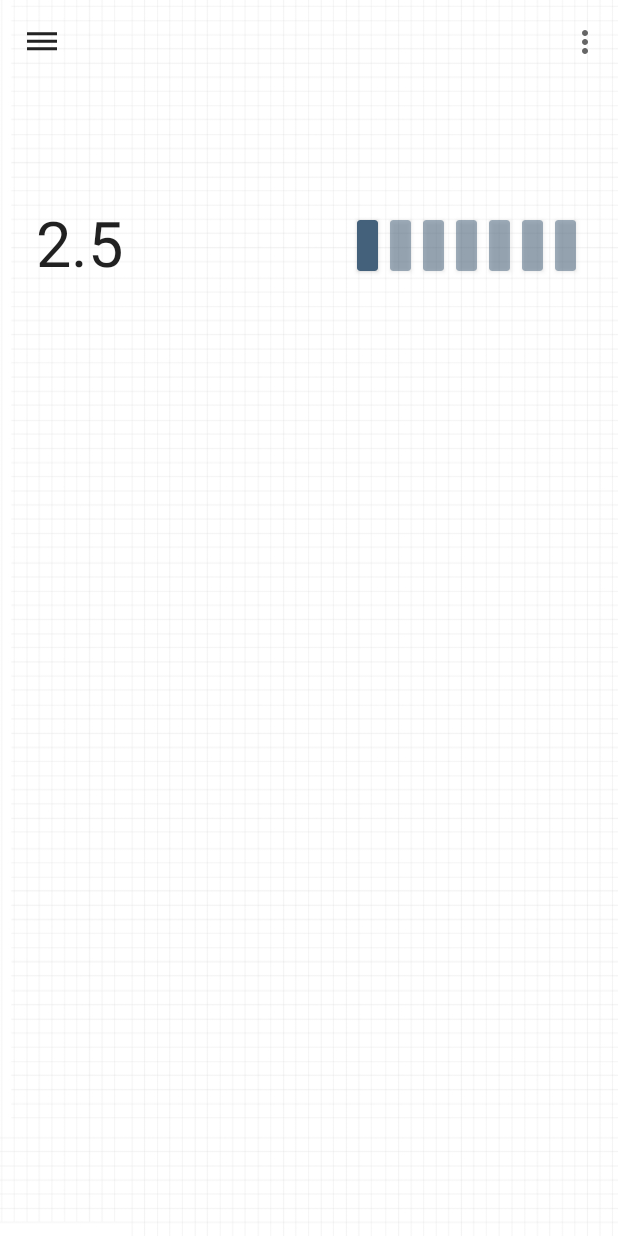
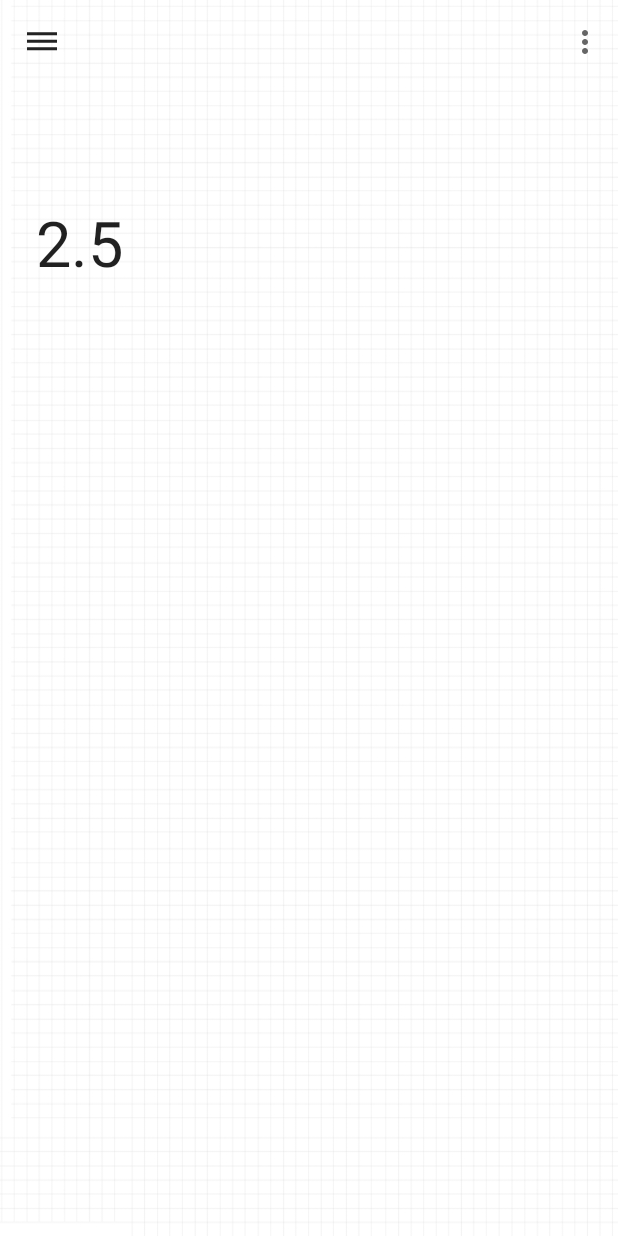
Before and after one commit to InfiniteXyy/simpleHomework-Android, an Android app: the screen it shows after launch (MainActivity), on a phone screen of 412 x 824 dp. Run offline under Robolectric (Android 15) with nearby library versions, the phone set to English and light mode, and no system bars; libraries missing offline, so code that uses them is left out: com.chad.library, com.mikepenz.materialdrawer, io.objectbox, io.objectbox.android; Roboto replaces fonts that are not available here; 14 statements that could not run were skipped.

Commit message:
不增反减 更加清晰了

```diff
--- a/app/src/main/java/com/xyy/simplehomework/MainActivity.java
+++ b/app/src/main/java/com/xyy/simplehomework/MainActivity.java
@@ -1,7 +1,5 @@
 package com.xyy.simplehomework;
 
-import android.animation.Animator;
-import android.animation.AnimatorListenerAdapter;
 import android.content.Intent;
 import android.os.Bundle;
 import android.support.design.widget.AppBarLayout;
@@ -13,7 +11,6 @@ import android.support.v7.widget.Toolbar;
 import android.view.Menu;
 import android.view.MenuItem;
 import android.view.View;
-import android.widget.LinearLayout;
 
 import com.mikepenz.materialdrawer.Drawer;
 import com.mikepenz.materialdrawer.DrawerBuilder;
@@ -35,12 +32,8 @@ import io.objectbox.BoxStore;
 
 public class MainActivity extends AppCompatActivity {
     public DataServer dataServer;
-
+    public TitleSwitcher dayName;
     private Drawer drawer;
-    private DialogHelper addDialog;
-    private LinearLayout status;
-
-    public TitleSwitcher dayName;
     private WeekFragment weekFragment;
     private DayFragment dayFragment;
     private SemesterFragment semesterFragment;
@@ -93,7 +86,6 @@ public class MainActivity extends AppCompatActivity {
 
         // init AppBar
         dayName = new TitleSwitcher(this);
-        status = findViewById(R.id.status);
         AppBarLayout appBarLayout = findViewById(R.id.app_bar);
         appBarLayout.addOnOffsetChangedListener(new AppBarLayout.OnOffsetChangedListener() {
             @Override
@@ -101,7 +93,6 @@ public class MainActivity extends AppCompatActivity {
                 int newAlpha = 255 + verticalOffset;
                 newAlpha = newAlpha < 0 ? 0 : newAlpha;
                 dayName.setAlpha((float) newAlpha / 255);
-                status.setAlpha((float) newAlpha / 255);
             }
         });
 
@@ -127,29 +118,14 @@ public class MainActivity extends AppCompatActivity {
                         switch (position) {
                             case 1:
                                 transaction.show(dayFragment).hide(weekFragment).hide(semesterFragment).commit();
-                                status.setVisibility(View.VISIBLE);
                                 dayName.changeFragmentTitle(TitleSwitcher.DAY);
                                 break;
                             case 2:
                                 transaction.show(weekFragment).hide(dayFragment).hide(semesterFragment).commit();
-                                status.animate().alpha(0.0f).setDuration(200)
-                                        .setListener(new AnimatorListenerAdapter() {
-                                            @Override
-                                            public void onAnimationEnd(Animator animation) {
-                                                status.setVisibility(View.GONE);
-                                            }
-                                        });
                                 dayName.changeFragmentTitle(TitleSwitcher.WEEK);
                                 break;
                             case 3:
                                 transaction.show(semesterFragment).hide(weekFragment).hide(dayFragment).commit();
-                                status.animate().alpha(0.0f).setDuration(200)
-                                        .setListener(new AnimatorListenerAdapter() {
-                                            @Override
-                                            public void onAnimationEnd(Animator animation) {
-                                                status.setVisibility(View.GONE);
-                                            }
-                                        });
                                 dayName.changeFragmentTitle(TitleSwitcher.SEMESTER);
 
                                 break;
--- a/app/src/main/java/com/xyy/simplehomework/adapter/ProjectAdapter.java
+++ b/app/src/main/java/com/xyy/simplehomework/adapter/ProjectAdapter.java
@@ -6,7 +6,6 @@ import android.support.v7.widget.CardView;
 import android.view.View;
 import android.view.ViewGroup;
 
-import com.chad.library.adapter.base.BaseItemDraggableAdapter;
 import com.chad.library.adapter.base.BaseQuickAdapter;
 import com.chad.library.adapter.base.BaseViewHolder;
 import com.xyy.simplehomework.BR;
--- a/app/src/main/java/com/xyy/simplehomework/adapter/SmallProjectAdapter.java
+++ b/app/src/main/java/com/xyy/simplehomework/adapter/SmallProjectAdapter.java
@@ -2,7 +2,6 @@ package com.xyy.simplehomework.adapter;
 
 import android.support.v7.widget.CardView;
 import android.view.View;
-import android.widget.Toast;
 
 import com.chad.library.adapter.base.BaseMultiItemQuickAdapter;
 import com.chad.library.adapter.base.BaseViewHolder;
--- a/app/src/main/java/com/xyy/simplehomework/data/DataServer.java
+++ b/app/src/main/java/com/xyy/simplehomework/data/DataServer.java
@@ -40,9 +40,7 @@ public class DataServer {
     }
 
     public void bindToViews(DayFragment dayFragment, WeekFragment weekFragment, SemesterFragment semesterFragment, TitleSwitcher switcher) {
-        dayFragment.updateProjects(projectBox.getAll());
-        Log.d(TAG, "bindToViews: " + projectBox.getAll().size());
-        dayFragment.setUpDayViewPage();
+        dayFragment.updateDailyProjects(projectBox.getAll());
         weekFragment.updateWeekList(thisWeek);
         switcher.setUpSwitcher();
     }
--- a/app/src/main/java/com/xyy/simplehomework/entity/MySubject.java
+++ b/app/src/main/java/com/xyy/simplehomework/entity/MySubject.java
@@ -16,7 +16,7 @@ import io.objectbox.relation.ToOne;
  */
 
 @Entity
-public class MySubject extends BaseObservable{
+public class MySubject extends BaseObservable {
     @Backlink
     public ToMany<MyProject> projects;
     public ToOne<Semester> semester;
--- a/app/src/main/java/com/xyy/simplehomework/fragments/DayFragment.java
+++ b/app/src/main/java/com/xyy/simplehomework/fragments/DayFragment.java
@@ -5,19 +5,16 @@ import android.os.Bundle;
 import android.support.annotation.NonNull;
 import android.support.annotation.Nullable;
 import android.support.v4.app.Fragment;
-import android.support.v4.app.FragmentPagerAdapter;
-import android.support.v4.view.ViewPager;
-import android.support.v7.widget.CardView;
-import android.util.Log;
+import android.support.v7.widget.LinearLayoutManager;
+import android.support.v7.widget.RecyclerView;
 import android.view.LayoutInflater;
 import android.view.View;
 import android.view.ViewGroup;
 
-import com.xyy.simplehomework.MainActivity;
+import com.chad.library.adapter.base.BaseQuickAdapter;
 import com.xyy.simplehomework.R;
+import com.xyy.simplehomework.adapter.ProjectAdapter;
 import com.xyy.simplehomework.entity.MyProject;
-import com.xyy.simplehomework.helper.DateHelper;
-import com.xyy.simplehomework.helper.WeekPageHelper;
 
 import java.util.List;
 
@@ -26,76 +23,35 @@ import java.util.List;
  */
 
 public class DayFragment extends Fragment {
-    private final CardView[] weekStatusLayout;
-    private ViewPager viewPager;
-    private WeekPageHelper weekPageHelper;
-    MainActivity activity;
-
-    public DayFragment() {
-        weekStatusLayout = new CardView[WeekPageHelper.WEEK_RANGE];
-        weekPageHelper = new WeekPageHelper();
-    }
-
-    public void updateProjects(List<MyProject> projects) {
-        weekPageHelper.updateProjects(projects);
-    }
+    RecyclerView recyclerView;
+    ProjectAdapter adapter;
+    private List<MyProject> data;
 
     @Nullable
     @Override
-    public View onCreateView(LayoutInflater inflater, @Nullable ViewGroup container, Bundle savedInstanceState) {
-        return inflater.inflate(R.layout.viewpager_day, container, false);
+    public View onCreateView(@NonNull LayoutInflater inflater, @Nullable ViewGroup container, Bundle savedInstanceState) {
+        return inflater.inflate(R.layout.fragment_day, container, false);
     }
 
     @Override
     public void onViewCreated(@NonNull View view, @Nullable Bundle savedInstanceState) {
-        activity = (MainActivity) getActivity();
-        weekStatusLayout[0] = activity.findViewById(R.id.sunday_status);
-        weekStatusLayout[1] = activity.findViewById(R.id.monday_status);
-        weekStatusLayout[2] = activity.findViewById(R.id.tuesday_status);
-        weekStatusLayout[3] = activity.findViewById(R.id.wednesday_status);
-        weekStatusLayout[4] = activity.findViewById(R.id.thursday_status);
-        weekStatusLayout[5] = activity.findViewById(R.id.friday_status);
-        weekStatusLayout[6] = activity.findViewById(R.id.saturday_status);
-        viewPager = view.findViewById(R.id.MyViewPager);
-
-        initDayViewPage();
+        recyclerView = view.findViewById(R.id.recycler_view);
+        LinearLayoutManager layoutManager = new LinearLayoutManager(getActivity());
+        recyclerView.setLayoutManager(layoutManager);
+        recyclerView.setAdapter(getAdapter(view));
+        super.onViewCreated(view, savedInstanceState);
     }
 
-    private void initDayViewPage() {
-        // 设置 ViewPager
-        viewPager.setAdapter(new FragmentPagerAdapter(activity.getSupportFragmentManager()) {
-            @Override
-            public int getCount() {
-                return WeekPageHelper.WEEK_RANGE;
-            }
-
-            @Override
-            public Fragment getItem(int position) {
-                return weekPageHelper.recyclerViewFragments[position];
-            }
-        });
-
-        viewPager.addOnPageChangeListener(new ViewPager.OnPageChangeListener() {
-            @Override
-            public void onPageScrolled(int position, float positionOffset, int positionOffsetPixels) {
-                weekStatusLayout[position].setAlpha(1 - positionOffset / 2);
-                if (position < WeekPageHelper.WEEK_RANGE - 1)
-                    weekStatusLayout[position + 1].setAlpha(positionOffset / 2 + 0.5f);
-            }
-
-            @Override
-            public void onPageSelected(int position) {
-                activity.dayName.setText(position);
-            }
-
-            @Override
-            public void onPageScrollStateChanged(int state) {
-            }
-        });
+    private ProjectAdapter getAdapter(View view) {
+        ProjectAdapter adapter = new ProjectAdapter(R.layout.item_project, data);
+        adapter.setEmptyView(R.layout.empty_view, (ViewGroup) view);
+        adapter.openLoadAnimation(BaseQuickAdapter.ALPHAIN);
+        this.adapter = adapter;
+        return adapter;
     }
 
-    public void setUpDayViewPage() {
-        Log.d("DataServer", "setUpDayViewPage: " + DateHelper.getDayIndex());
-        viewPager.setCurrentItem(DateHelper.getDayIndex());
+    public void updateDailyProjects(List<MyProject> projectList) {
+        this.data = projectList;
+        if (adapter != null) adapter.replaceData(data);
     }
 }
--- a/app/src/main/java/com/xyy/simplehomework/fragments/RecyclerViewFragment.java
+++ /dev/null
@@ -1,61 +0,0 @@
-package com.xyy.simplehomework.fragments;
-
-import android.os.Bundle;
-import android.support.annotation.NonNull;
-import android.support.annotation.Nullable;
-import android.support.v4.app.Fragment;
-import android.support.v7.widget.LinearLayoutManager;
-import android.support.v7.widget.RecyclerView;
-import android.view.LayoutInflater;
-import android.view.View;
-import android.view.ViewGroup;
-
-import com.chad.library.adapter.base.BaseQuickAdapter;
-import com.xyy.simplehomework.R;
-import com.xyy.simplehomework.adapter.ProjectAdapter;
-import com.xyy.simplehomework.entity.MyProject;
-
-import java.util.ArrayList;
-import java.util.List;
-
-/**
- * Created by xyy on 2018/1/24.
- */
-
-public class RecyclerViewFragment extends Fragment {
-    RecyclerView recyclerView;
-    ProjectAdapter adapter;
-    private List<MyProject> data;
-
-    public RecyclerViewFragment() {
-        data = new ArrayList<>();
-    }
-
-    @Nullable
-    @Override
-    public View onCreateView(@NonNull LayoutInflater inflater, @Nullable ViewGroup container, Bundle savedInstanceState) {
-        return inflater.inflate(R.layout.fragment_day, container, false);
-    }
-
-    @Override
-    public void onViewCreated(@NonNull View view, @Nullable Bundle savedInstanceState) {
-        recyclerView = view.findViewById(R.id.recycler_view);
-        LinearLayoutManager layoutManager = new LinearLayoutManager(getActivity());
-        recyclerView.setLayoutManager(layoutManager);
-        recyclerView.setAdapter(getAdapter(view));
-        super.onViewCreated(view, savedInstanceState);
-    }
-
-    private ProjectAdapter getAdapter(View view) {
-        ProjectAdapter adapter = new ProjectAdapter(R.layout.item_project, data);
-        adapter.setEmptyView(R.layout.empty_view, (ViewGroup) view);
-        adapter.openLoadAnimation(BaseQuickAdapter.ALPHAIN);
-        this.adapter = adapter;
-        return adapter;
-    }
-
-    public void updateDailyProjects(List<MyProject> projectList) {
-        this.data = projectList;
-        if (adapter != null) adapter.replaceData(data);
-    }
-}
--- a/app/src/main/java/com/xyy/simplehomework/handler/ProjectClickHandler.java
+++ b/app/src/main/java/com/xyy/simplehomework/handler/ProjectClickHandler.java
@@ -1,7 +1,6 @@
 package com.xyy.simplehomework.handler;
 
 import android.content.Intent;
-import android.util.Log;
 import android.view.View;
 
 import com.xyy.simplehomework.SettingActivity;
@@ -18,6 +17,7 @@ public class ProjectClickHandler {
 //        intent.putExtra(ProjectActivity.PROJECT_ID, projectId);
         view.getContext().startActivity(intent);
     }
+
     public void finishProject(View view, MyProject project) {
         project.setStatus(MyProject.TYPE_PROJECT_FIN);
     }
--- a/app/src/main/java/com/xyy/simplehomework/handler/TestHandler.java
+++ b/app/src/main/java/com/xyy/simplehomework/handler/TestHandler.java
@@ -10,9 +10,11 @@ import android.widget.Toast;
 
 public class TestHandler {
     private Context mContext;
+
     public TestHandler(Context context) {
         mContext = context;
     }
+
     public void onClickDemo(View view) {
         Toast.makeText(mContext, "test", Toast.LENGTH_SHORT).show();
     }
--- a/app/src/main/java/com/xyy/simplehomework/helper/WeekPageHelper.java
+++ /dev/null
@@ -1,37 +0,0 @@
-package com.xyy.simplehomework.helper;
-
-
-import com.xyy.simplehomework.entity.MyProject;
-import com.xyy.simplehomework.fragments.RecyclerViewFragment;
-
-import java.util.ArrayList;
-import java.util.List;
-
-
-/**
- * Created by xyy on 2018/1/24.
- */
-
-public class WeekPageHelper {
-    final public static int WEEK_RANGE = 7;
-    public RecyclerViewFragment[] recyclerViewFragments;
-
-    public WeekPageHelper() {
-        recyclerViewFragments = new RecyclerViewFragment[WEEK_RANGE];
-        for (int i = 0; i < WEEK_RANGE; i++) {
-            recyclerViewFragments[i] = new RecyclerViewFragment();
-        }
-    }
-
-    public void updateProjects(List<MyProject> projects) {
-        for (int i = 0; i < WEEK_RANGE; i++) {
-            List<MyProject> temp = new ArrayList<>();
-            for (MyProject project : projects) {
-                if (DateHelper.getDayIndexOfWeek(project.deadline) == i) {
-                    temp.add(project);
-                }
-            }
-            recyclerViewFragments[i].updateDailyProjects(temp);
-        }
-    }
-}
--- a/app/src/main/res/layout/activity_main.xml
+++ b/app/src/main/res/layout/activity_main.xml
@@ -36,47 +36,6 @@
                 android:paddingTop="60dp"
                 app:layout_collapseMode="parallax" />
 
-            <LinearLayout
-                android:id="@+id/status"
-                android:layout_width="wrap_content"
-                android:layout_height="wrap_content"
-                android:layout_gravity="bottom|right"
-                android:orientation="horizontal"
-                android:layout_marginRight="@dimen/margin_horizontal"
-                android:layout_marginBottom="25dp"
-                app:layout_collapseMode="parallax"
-                android:layout_marginEnd="@dimen/margin_horizontal">
-
-                <include
-                    android:id="@+id/sunday_status"
-                    layout="@layout/item_status_card" />
-
-                <include
-                    android:id="@+id/monday_status"
-                    layout="@layout/item_status_card" />
-
-                <include
-                    android:id="@+id/tuesday_status"
-                    layout="@layout/item_status_card" />
-
-                <include
-                    android:id="@+id/wednesday_status"
-                    layout="@layout/item_status_card" />
-
-                <include
-                    android:id="@+id/thursday_status"
-                    layout="@layout/item_status_card" />
-
-                <include
-                    android:id="@+id/friday_status"
-                    layout="@layout/item_status_card" />
-
-                <include
-                    android:id="@+id/saturday_status"
-                    layout="@layout/item_status_card" />
-            </LinearLayout>
-
-
         </android.support.design.widget.CollapsingToolbarLayout>
 
     </android.support.design.widget.AppBarLayout>
--- a/app/src/main/res/layout/item_status_card.xml
+++ /dev/null
@@ -1,13 +0,0 @@
-<?xml version="1.0" encoding="utf-8"?>
-<android.support.v7.widget.CardView xmlns:android="http://schemas.android.com/apk/res/android"
-    xmlns:app="http://schemas.android.com/apk/res-auto"
-    app:cardElevation="2dp"
-    app:cardCornerRadius="2dp"
-    android:layout_width="14dp"
-    android:layout_height="34dp"
-    android:layout_margin="4dp"
-    android:layout_gravity="bottom"
-    app:cardBackgroundColor="@color/colorPrimary"
-    android:alpha="0.5">
-
-</android.support.v7.widget.CardView>
```
